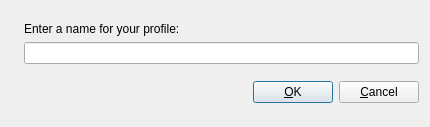
Qt form src/gui/getprofilenameform.ui (LubosD/twinkle) before a commit.
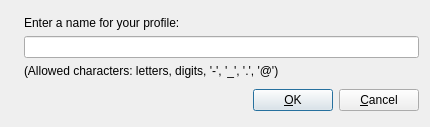
The same form after that commit. Icons and pictures are not drawn.

Commit message: Add a note in getprofilenameform.ui listing which characters are allowed

The edit to the form file:
```diff
--- a/src/gui/getprofilenameform.ui
+++ b/src/gui/getprofilenameform.ui
@@ -109,6 +109,30 @@
               </property>
             </widget>
           </item>
+          <item>
+            <widget class="QLabel" name="profileNoteLabel">
+              <property name="sizePolicy">
+                <sizepolicy>
+                  <hsizetype>5</hsizetype>
+                  <vsizetype>0</vsizetype>
+                  <horstretch>0</horstretch>
+                  <verstretch>0</verstretch>
+                </sizepolicy>
+              </property>
+              <property name="text">
+                <string>(Allowed characters: letters, digits, '-', '_', '.', '@')</string>
+              </property>
+              <property name="scaledContents">
+                <bool>false</bool>
+              </property>
+              <property name="alignment">
+                <set>Qt::AlignVCenter</set>
+              </property>
+              <property name="wordWrap">
+                <bool>false</bool>
+              </property>
+            </widget>
+          </item>
         </layout>
       </item>
     </layout>
```
